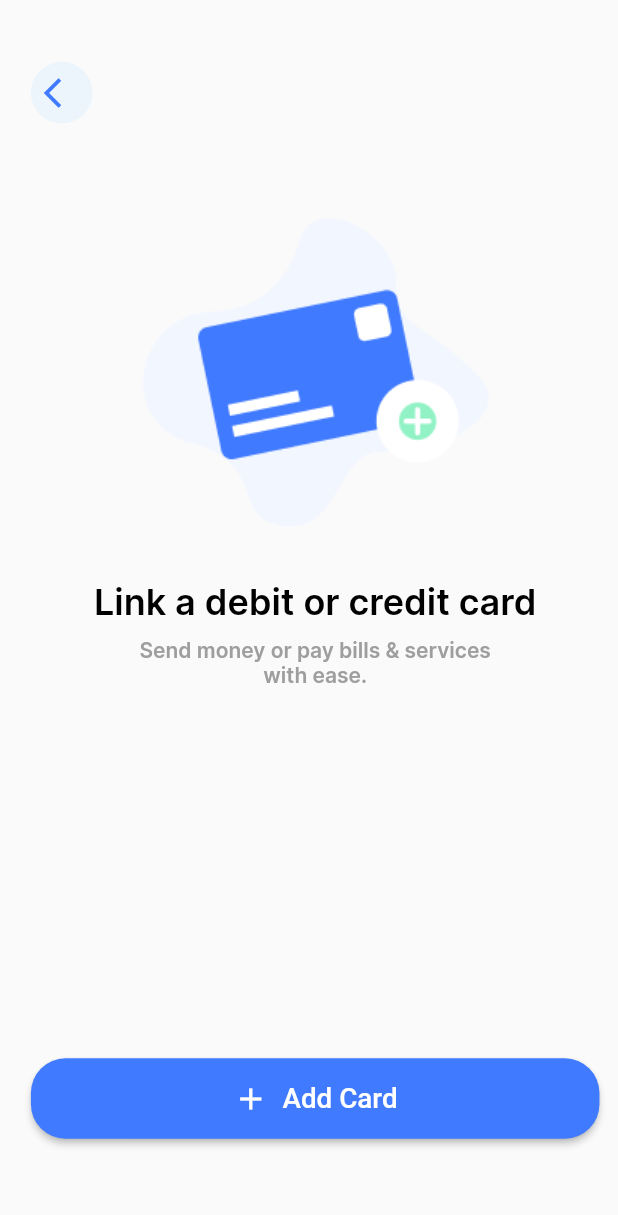
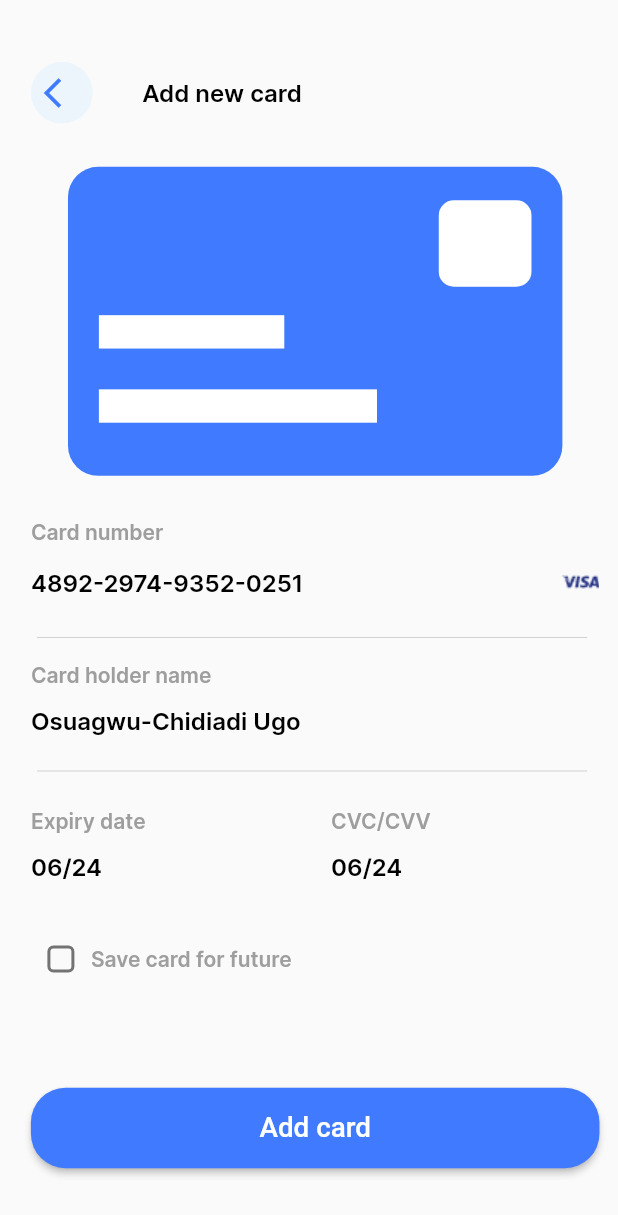
Before and after one commit to mostafa1255/Payment_App, a Flutter app: the screen it shows after launch, on a phone screen of 412 x 824 dp. Shown: the top 1215 px of the screen. Run offline on Flutter 3.47's test engine with Material 2 defaults, Android fonts, the phone set to English and light mode, and no system bars; our stand-ins replace animated_splash_screen, bloc, csc_picker, curved_navigation_bar, dio, firebase_auth and 10 more; missing offline and left inert: bottom_bar_with_sheet, numpad_layout; accounts and stored records are empty.

Commit message:
Card details Screen done

```diff
--- a/lib/App/Presentation/View/Screens/New Card/widgets/newCardScreenBody.dart
+++ b/lib/App/Presentation/View/Screens/New Card/widgets/newCardScreenBody.dart
@@ -3,7 +3,6 @@ import 'package:payment_app/App/Presentation/View/Widgets/customBackIcon.dart';
 import 'package:payment_app/App/Styles/colors.dart';
 import 'package:payment_app/App/Styles/text_Style.dart';
 import '../../../../../Styles/Assets.dart';
-import '../../../Widgets/customBackIcon.dart';
 import '../../../Widgets/customMainButton.dart';
 
 class newCardScreenBody extends StatelessWidget {
--- /dev/null
+++ b/lib/App/Presentation/View/Screens/card details/card_details_Screen.dart
@@ -0,0 +1,12 @@
+import 'package:flutter/material.dart';
+
+import 'widgets/carddetailsScreenBody.dart';
+
+class carddetailsScreen extends StatelessWidget {
+  const carddetailsScreen({super.key});
+
+  @override
+  Widget build(BuildContext context) {
+    return const Scaffold(body:  carddetailsScreenBody());
+  }
+}
--- /dev/null
+++ b/lib/App/Presentation/View/Screens/card details/widgets/carddetailsScreenBody.dart
@@ -0,0 +1,215 @@
+import 'package:flutter/material.dart';
+import 'package:payment_app/App/Presentation/View/Widgets/customMainButton.dart';
+import 'package:payment_app/App/Styles/Assets.dart';
+import 'package:payment_app/App/Styles/colors.dart';
+import 'package:payment_app/App/Styles/text_Style.dart';
+import '../../../Widgets/customBackIcon.dart';
+import '../../../Widgets/customCheckBox.dart';
+
+class carddetailsScreenBody extends StatelessWidget {
+  const carddetailsScreenBody({super.key});
+
+  @override
+  Widget build(BuildContext context) {
+    Size device = MediaQuery.sizeOf(context);
+    return Padding(
+      padding: EdgeInsets.only(
+          top: device.height * 0.05,
+          left: device.width * 0.05,
+          right: device.width * 0.03),
+      child: SingleChildScrollView(
+        child: Column(
+          crossAxisAlignment: CrossAxisAlignment.start,
+          children: [
+            Row(
+              children: [
+                customBackIcon(
+                    device: device,
+                    iconData: Icons.arrow_back_ios,
+                    color: const Color(colors.kPrimaryColor)),
+                SizedBox(
+                  width: device.width * 0.08,
+                ),
+                const Text(
+                  "Add new card",
+                  style: textstyle.textstyle16,
+                ),
+              ],
+            ),
+            SizedBox(
+              height: device.height * 0.035,
+            ),
+            Center(
+              child: Stack(
+                children: [
+                  Container(
+                    width: device.width * 0.8,
+                    height: device.height * 0.25,
+                    decoration: BoxDecoration(
+                        color: const Color(colors.kPrimaryColor),
+                        borderRadius: BorderRadius.circular(20)),
+                  ),
+                  Positioned(
+                      top: device.height * 0.027,
+                      left: device.width * 0.6,
+                      child: Container(
+                        width: device.width * 0.15,
+                        height: device.height * 0.07,
+                        decoration: BoxDecoration(
+                            color: Colors.white,
+                            borderRadius: BorderRadius.circular(10)),
+                      )),
+                  Positioned(
+                      top: device.height * 0.12,
+                      left: device.width * 0.05,
+                      child: Container(
+                        width: device.width * 0.3,
+                        height: device.height * 0.027,
+                        decoration: const BoxDecoration(
+                          color: Colors.white,
+                        ),
+                      )),
+                  Positioned(
+                      top: device.height * 0.18,
+                      left: device.width * 0.05,
+                      child: Container(
+                        width: device.width * 0.45,
+                        height: device.height * 0.027,
+                        decoration: const BoxDecoration(
+                          color: Colors.white,
+                        ),
+                      )),
+                ],
+              ),
+            ),
+            SizedBox(
+              height: device.height * 0.035,
+            ),
+            const Text(
+              "Card number",
+              style: textstyle.textstyle14,
+            ),
+            SizedBox(
+              height: device.height * 0.015,
+            ),
+            Row(
+              children: [
+                const Text(
+                  "4892-2974-9352-0251",
+                  style: textstyle.textstyle16,
+                ),
+                const Spacer(),
+                Image.asset(Aseets.visa)
+              ],
+            ),
+            SizedBox(
+              height: device.height * 0.02,
+            ),
+            Divider(
+                thickness: 0.3,
+                color: Colors.grey,
+                endIndent: device.width * 0.02,
+                indent: device.width * 0.01),
+            SizedBox(
+              height: device.height * 0.01,
+            ),
+            const Text(
+              "Card holder name",
+              style: textstyle.textstyle14,
+            ),
+            SizedBox(
+              height: device.height * 0.015,
+            ),
+            const Text(
+              "Osuagwu-Chidiadi Ugo",
+              style: textstyle.textstyle16,
+            ),
+            SizedBox(
+              height: device.height * 0.02,
+            ),
+            Divider(
+                thickness: 0.3,
+                color: Colors.grey,
+                endIndent: device.width * 0.02,
+                indent: device.width * 0.01),
+            SizedBox(
+              height: device.height * 0.02,
+            ),
+            Row(
+              children: [
+                Column(
+                  crossAxisAlignment: CrossAxisAlignment.start,
+                  children: [
+                    const Text(
+                      "Expiry date",
+                      style: textstyle.textstyle14,
+                    ),
+                    SizedBox(
+                      height: device.height * 0.015,
+                    ),
+                    const Text(
+                      "06/24",
+                      style: textstyle.textstyle16,
+                    ),
+                    SizedBox(
+                      height: device.height * 0.02,
+                    ),
+                    Divider(
+                        thickness: 0.5,
+                        color: Colors.black,
+                        endIndent: device.width * 0.05,
+                        indent: device.width * 0.01),
+                  ],
+                ),
+                SizedBox(
+                  width: device.width * 0.3,
+                ),
+                Column(
+                  crossAxisAlignment: CrossAxisAlignment.start,
+                  children: [
+                    const Text(
+                      "CVC/CVV",
+                      style: textstyle.textstyle14,
+                    ),
+                    SizedBox(
+                      height: device.height * 0.015,
+                    ),
+                    const Text(
+                      "06/24",
+                      style: textstyle.textstyle16,
+                    ),
+                    SizedBox(
+                      height: device.height * 0.02,
+                    ),
+                    Divider(
+                        thickness: 1,
+                        color: Colors.black,
+                        endIndent: device.width * 0.05,
+                        indent: device.width * 0.07),
+                  ],
+                )
+              ],
+            ),
+            const Row(
+              children: [
+                customCheckBox(),
+                Text(
+                  "Save card for future",
+                  style: textstyle.textstyle14,
+                ),
+              ],
+            ),
+            SizedBox(
+              height: device.height * 0.08,
+            ),
+            customMainButton(
+              device: device,
+              txt: "Add card",
+              onPressed: () {},
+            )
+          ],
+        ),
+      ),
+    );
+  }
+}
--- a/lib/App/Styles/Assets.dart
+++ b/lib/App/Styles/Assets.dart
@@ -20,4 +20,7 @@ class Aseets {
   static const wallet = "assets/Icons/Group7.png";
   static const message = "assets/images/Messages 03.png";
   static const walletimage = "assets/images/Wallet 02.png";
+  static const walletimage2 = "assets/images/Wallet 03.png";
+  static const walletimage3 = "assets/images/Vector.png";
+  static const visa = "assets/Icons/symbols 1.png";
 }
--- a/lib/main.dart
+++ b/lib/main.dart
@@ -8,6 +8,7 @@ import 'package:payment_app/App/Presentation/View/Screens/Bills%20&%20Services/B
 import 'package:payment_app/App/Presentation/View/Screens/Messages/Message_Screen.dart';
 import 'package:payment_app/App/Presentation/View/Screens/New%20Card/new_Card.dart';
 import 'package:payment_app/App/Presentation/View/Screens/Transfer%20succesful/Transfer_succesful.dart';
+import 'package:payment_app/App/Presentation/View/Screens/card%20details/card_details_Screen.dart';
 import 'firebase_options.dart';
 
 void main() async {
@@ -25,6 +26,6 @@ class MyApp extends StatelessWidget {
   @override
   Widget build(BuildContext context) {
     return GetMaterialApp(
-        debugShowCheckedModeBanner: false, home: newCardScreen());
+        debugShowCheckedModeBanner: false, home: carddetailsScreen());
   }
 }
```
Also changed, not shown: assets/Icons/symbols 1.png (added), assets/images/Vector.png (added), assets/images/Wallet 03.png (added).
